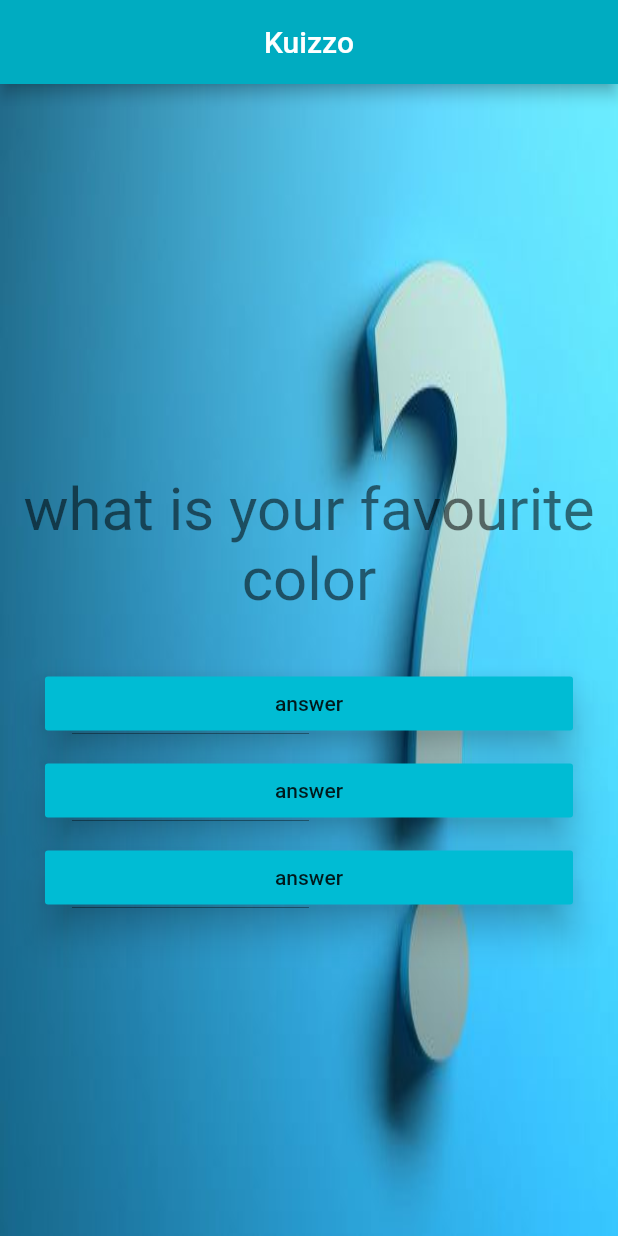
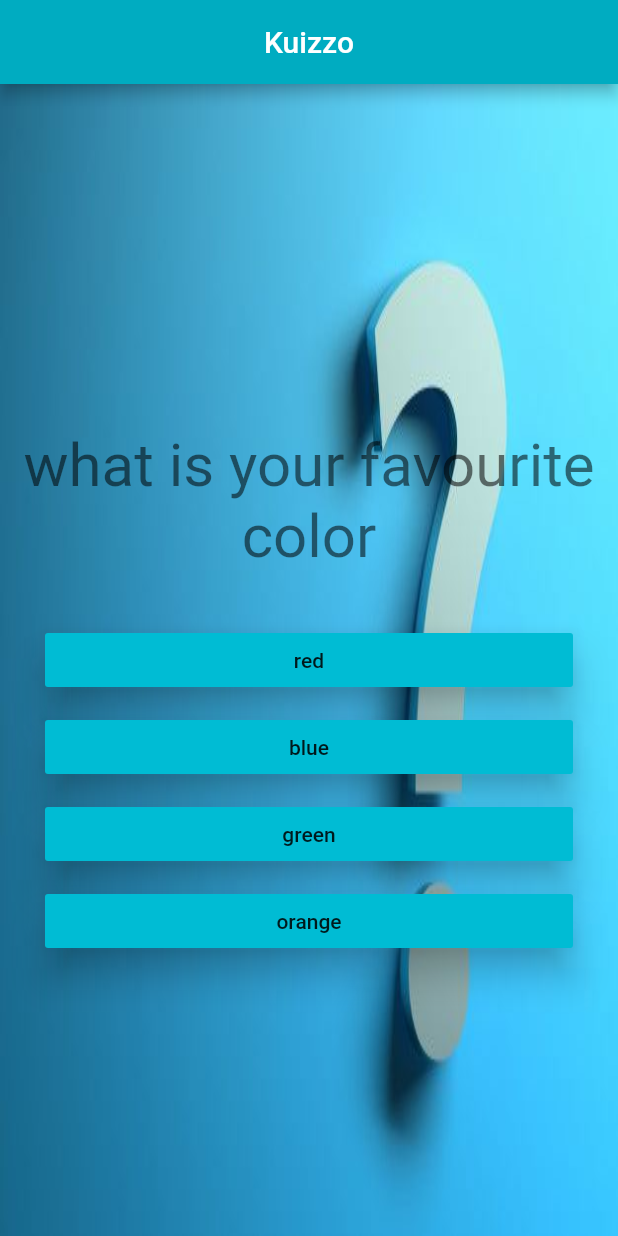
Before and after one commit to ziyadonji/kuizzo-quiz-app, a Flutter app: the screen it shows after launch, on a phone screen of 412 x 824 dp. Run offline on Flutter 3.47's test engine with Material 2 defaults, Android fonts, the phone set to English and light mode, and no system bars.

Commit message:
dynamic answers set

```diff
--- a/lib/answer.dart
+++ b/lib/answer.dart
@@ -2,8 +2,11 @@ import 'package:flutter/material.dart';
 
 class Answer extends StatelessWidget {
     final Function answerQuestion;
+    final String answer;
   Answer(
+    this.answer,
     this.answerQuestion
+
   );
   @override
   Widget build(BuildContext context) {
@@ -12,7 +15,7 @@ class Answer extends StatelessWidget {
 
       width: double.infinity,
       child: RaisedButton(onPressed: answerQuestion,color: Colors.cyan,elevation: 10,splashColor: Colors.deepPurple,
-      child: Text('answer'),)
+      child: Text(answer),)
       ,
 
     );
--- a/lib/main.dart
+++ b/lib/main.dart
@@ -14,7 +14,29 @@ class MyApp extends StatefulWidget {
 class _MyAppState extends State<MyApp> {
   var _index=0;
 
-  var questions=['what is your favourite color','what is your favourite animal','what is your favourite singer'];
+   var questions=[
+    {
+      "questionText":'what is your favourite color',
+      "answer":['red','blue','green','orange']
+
+    },
+    {
+        "questionText":'what is your favourite animal',
+         "answer":['lion','tiger','elephant','goat']
+    },
+    {
+          "questionText":'what is your favourite singer',
+          "answer":['arman','arijit','atif','zayn']
+
+
+    },
+    {
+            "questionText":"what is your favorite person",
+            "answer":['ziyad','onji','ziyad','onji']
+    },
+
+
+    ];
 
   void _answerQuestion(){
     setState(() {
@@ -30,7 +52,7 @@ class _MyAppState extends State<MyApp> {
     return MaterialApp(
       home: Scaffold(
 
-        appBar: AppBar(title: Text('Kuizzo'),
+        appBar: AppBar(title: Text('Kuizzo',),
         backgroundColor: Colors.cyan[600],
         centerTitle: true,),
         body: Stack(children: <Widget>[
@@ -45,12 +67,14 @@ class _MyAppState extends State<MyApp> {
               children: <Widget>[
                 Padding(
                   padding: const EdgeInsets.fromLTRB(0,50,0,0),
-                  child: Question(questions[_index],),
+                  child: Question(questions[_index]["questionText"],),
                 ),
                 SizedBox(height:30),
-                Answer(_answerQuestion),
-                Answer(_answerQuestion),
-                Answer(_answerQuestion),
+                ...(questions[_index]["answer"]as List).map((element){
+                  return  Answer(element,_answerQuestion);
+
+                }).toList(),
+
               ],
             ),
 
```
